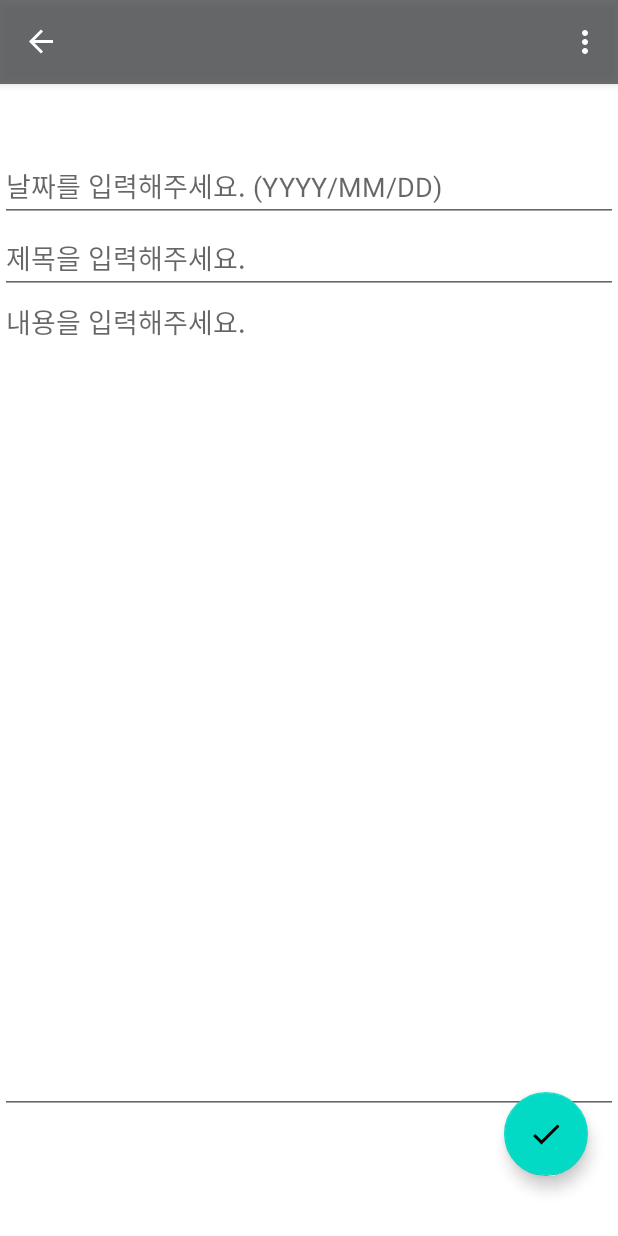
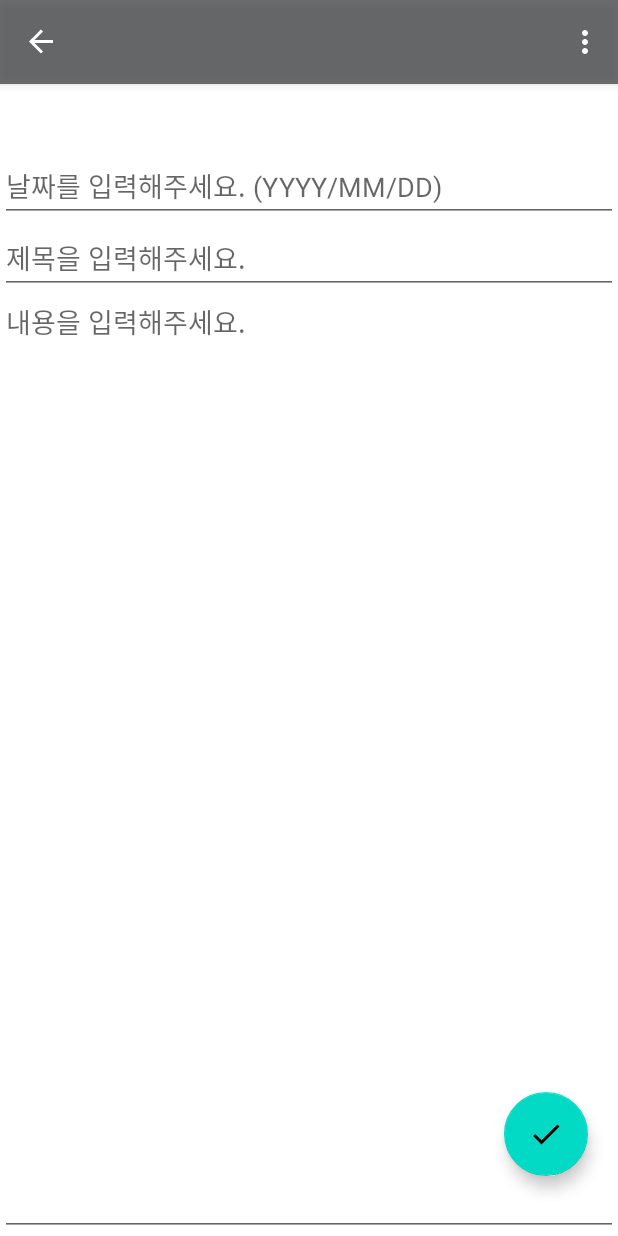
Before and after one commit to yooniversal/DiaryApp, an Android app: the AddNoteFragment screen opened through its navigation route, on a phone screen of 412 x 824 dp. Run offline under Robolectric (Android 15) with nearby library versions, the phone set to English and light mode, and no system bars; our stand-ins replace Room's generated code, navigation-ui; libraries missing offline, so code that uses them is left out: org.jetbrains.anko; 1 statement that could not run was skipped.

Commit message:
텍스트 입력 칸 높이 수정

```diff
--- a/app/src/main/res/layout/fragment_add_note.xml
+++ b/app/src/main/res/layout/fragment_add_note.xml
@@ -25,7 +25,7 @@
     <EditText
         android:id="@+id/edit_text_note"
         android:layout_width="match_parent"
-        android:layout_height="552dp"
+        android:layout_height="match_parent"
         android:layout_below="@id/edit_text_title"
         android:layout_marginTop="-5dp"
         android:gravity="top"
```
